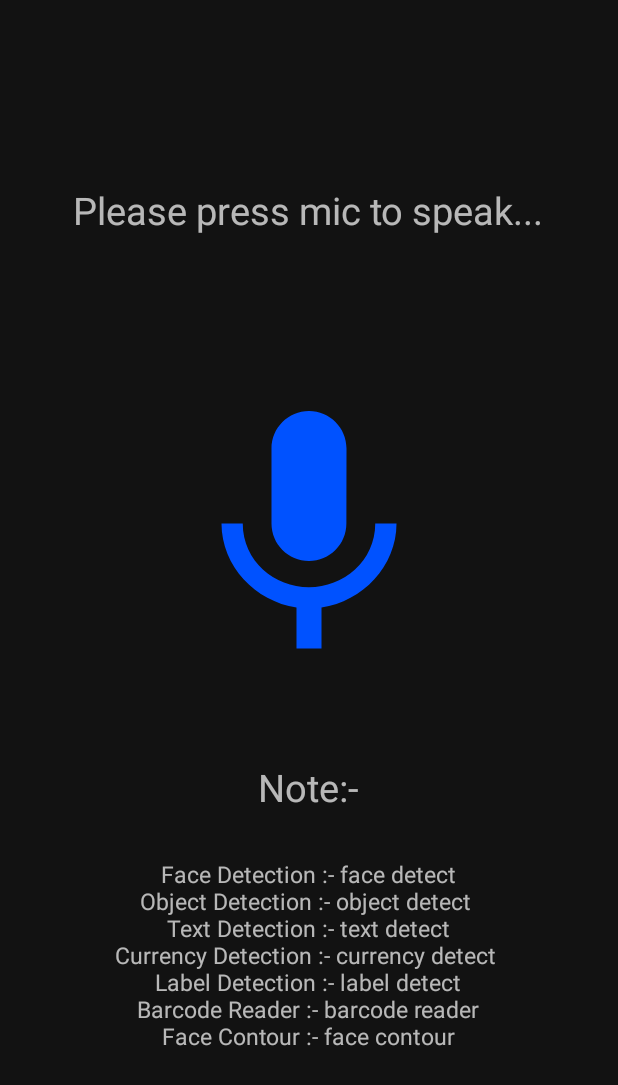
After one commit to hemantsirsat/Smart-EyeGlasses-Backup, an Android app: the layout activity_home.xml on its own in the app's theme, with its tools: preview values and no code run, on a phone screen of 412 x 824 dp. The commit adds this screen. Shown: the top 1085 px of the screen. Run offline under Robolectric (Android 15) with nearby library versions, the phone set to English and light mode, and no system bars.

Commit message:
Speech Recognition Added!

```diff
--- a/app/src/main/java/com/niharkoli/smarteyeglassesapp/currencydetector/CurrencyLabelGraphic.java
+++ b/app/src/main/java/com/niharkoli/smarteyeglassesapp/currencydetector/CurrencyLabelGraphic.java
@@ -75,9 +75,9 @@ public class CurrencyLabelGraphic extends GraphicOverlay.Graphic {
                                     text = "Please enter some text to speak.";
                                 }
                                 if (Build.VERSION.SDK_INT >= Build.VERSION_CODES.LOLLIPOP) {
-                                    tts.speak(text, TextToSpeech.QUEUE_FLUSH, null, null);
+                                    //tts.speak(text, TextToSpeech.QUEUE_FLUSH, null, null);
                                 } else {
-                                    tts.speak(text, TextToSpeech.QUEUE_FLUSH, null);
+                                   // tts.speak(text, TextToSpeech.QUEUE_FLUSH, null);
                                 }
                             }
                         } else {
--- a/app/src/main/java/com/niharkoli/smarteyeglassesapp/facedetection/FaceGraphic.java
+++ b/app/src/main/java/com/niharkoli/smarteyeglassesapp/facedetection/FaceGraphic.java
@@ -158,9 +158,9 @@ public class FaceGraphic extends GraphicOverlay.Graphic {
                             text = "Please enter some text to speak.";
                         }
                         if (Build.VERSION.SDK_INT >= Build.VERSION_CODES.LOLLIPOP) {
-                            tts.speak(text, TextToSpeech.QUEUE_FLUSH, null, null);
+                           // tts.speak(text, TextToSpeech.QUEUE_FLUSH, null, null);
                         } else {
-                            tts.speak(text, TextToSpeech.QUEUE_FLUSH, null);
+                           // tts.speak(text, TextToSpeech.QUEUE_FLUSH, null);
                         }
                     }
                 } else {
--- a/app/src/main/java/com/niharkoli/smarteyeglassesapp/imagelabeling/LabelGraphic.java
+++ b/app/src/main/java/com/niharkoli/smarteyeglassesapp/imagelabeling/LabelGraphic.java
@@ -69,10 +69,10 @@ public class LabelGraphic extends GraphicOverlay.Graphic {
                 text = "Please enter some text to speak.";
               }
               if (Build.VERSION.SDK_INT >= Build.VERSION_CODES.LOLLIPOP) {
-                tts.speak(text, TextToSpeech.QUEUE_FLUSH, null, null);
+                //tts.speak(text, TextToSpeech.QUEUE_FLUSH, null, null);
               }
               else {
-                tts.speak(text, TextToSpeech.QUEUE_FLUSH, null);
+                //tts.speak(text, TextToSpeech.QUEUE_FLUSH, null);
               }
             }
           } else {
--- /dev/null
+++ b/app/src/main/res/drawable-v24/ic_mic.xml
@@ -0,0 +1,5 @@
+<vector android:height="24dp" android:tint="#0052FF"
+    android:viewportHeight="24" android:viewportWidth="24"
+    android:width="24dp" xmlns:android="http://schemas.android.com/apk/res/android">
+    <path android:fillColor="@android:color/white" android:pathData="M12,14c1.66,0 2.99,-1.34 2.99,-3L15,5c0,-1.66 -1.34,-3 -3,-3S9,3.34 9,5v6c0,1.66 1.34,3 3,3zM17.3,11c0,3 -2.54,5.1 -5.3,5.1S6.7,14 6.7,11L5,11c0,3.41 2.72,6.23 6,6.72L11,21h2v-3.28c3.28,-0.48 6,-3.3 6,-6.72h-1.7z"/>
+</vector>
--- /dev/null
+++ b/app/src/main/res/layout/activity_home.xml
@@ -0,0 +1,42 @@
+<?xml version="1.0" encoding="utf-8"?>
+<LinearLayout xmlns:android="http://schemas.android.com/apk/res/android"
+    xmlns:tools="http://schemas.android.com/tools"
+    android:layout_width="match_parent"
+    android:layout_height="match_parent"
+    tools:context=".HomeActivity"
+    android:orientation="vertical"
+    android:padding="10dp"
+    android:gravity="center">
+
+    <TextView
+        android:layout_width="wrap_content"
+        android:layout_height="wrap_content"
+        android:layout_marginBottom="50dp"
+        android:text="Please press mic to speak..."
+        android:textSize="25sp"/>
+
+    <ImageView
+        android:id="@+id/speakImageView"
+        android:layout_width="200dp"
+        android:layout_height="200dp"
+        android:onClick="recognize"
+        android:src="@drawable/ic_mic"
+        android:layout_marginTop="50dp"/>
+
+    <TextView
+        android:id="@+id/noteTextView"
+        android:layout_width="wrap_content"
+        android:layout_height="wrap_content"
+        android:text="Note:-"
+        android:textSize="25sp"
+        android:layout_marginTop="50dp"/>
+
+    <TextView
+        android:id="@+id/speechnoteTextView"
+        android:layout_width="wrap_content"
+        android:layout_height="wrap_content"
+        android:text="@string/SpeechNotes"
+        android:textAlignment="center"
+        android:textSize="15sp"
+        android:layout_marginTop="30dp"/>
+</LinearLayout>
--- a/app/src/main/res/layout/activity_main.xml
+++ b/app/src/main/res/layout/activity_main.xml
@@ -42,11 +42,6 @@
         android:layout_toEndOf="@id/firePreview"
         android:background="#000">
 
-        <Spinner
-            android:id="@+id/spinner"
-            android:layout_width="wrap_content"
-            android:layout_height="wrap_content"
-            android:layout_gravity="center" />
 
         <ToggleButton
             android:id="@+id/facingSwitch"
--- a/app/src/main/res/values/strings.xml
+++ b/app/src/main/res/values/strings.xml
@@ -102,4 +102,5 @@
     <string name="pref_entries_automl_models_remote">Remote</string>
     <string name="pref_entries_automl_models_local">Local</string>
     <string name="pref_key_live_preview_automl_remote_model_choices" translatable="false">lparmc</string>
+    <string name="SpeechNotes">Face Detection :- face detect\nObject Detection :- object detect \nText Detection :- text detect\nCurrency Detection :- currency detect \nLabel Detection :- label detect\nBarcode Reader :- barcode reader\nFace Contour :- face contour</string>
 </resources>
```
Also changed, not shown: app/src/main/AndroidManifest.xml (+8 -5 lines), app/src/main/java/com/niharkoli/smarteyeglassesapp/HomeActivity.java (added, +95 -0 lines), app/src/main/java/com/niharkoli/smarteyeglassesapp/MainActivity.java (+18 -12 lines).
